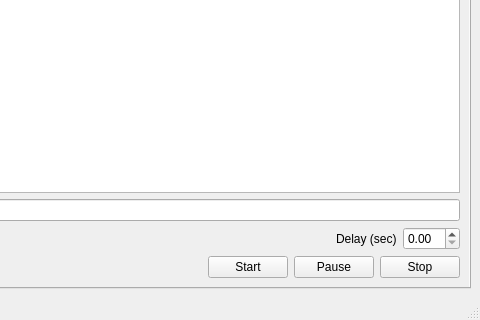
First picture: the form in piccolo2/player/player.ui, repository TeamPiccolo/piccolo2-player, before the edit; both pictures show x 300 to 780 and y 350 to 670 of the 780 by 670 pixel window.
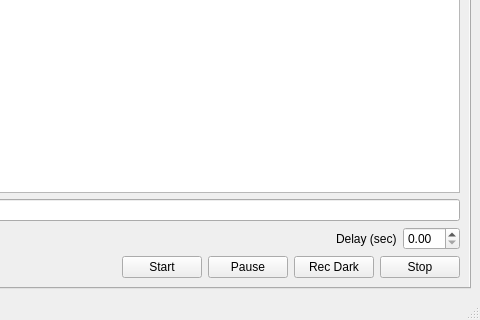
Second picture: the form after the edit. The open tabs and pages were chosen to show the change. Icons and pictures are not drawn. Custom widgets are drawn as their Qt base class.

Commit message: add option to record dark spectra

```diff
--- a/piccolo2/player/player.ui
+++ b/piccolo2/player/player.ui
@@ -338,6 +338,13 @@
             </property>
            </widget>
           </item>
+          <item>
+           <widget class="QPushButton" name="darkButton">
+            <property name="text">
+             <string>Rec Dark</string>
+            </property>
+           </widget>
+          </item>
           <item>
            <widget class="QPushButton" name="stopRecordingButton">
             <property name="toolTip">
```
The commit also changes 2 other files.
